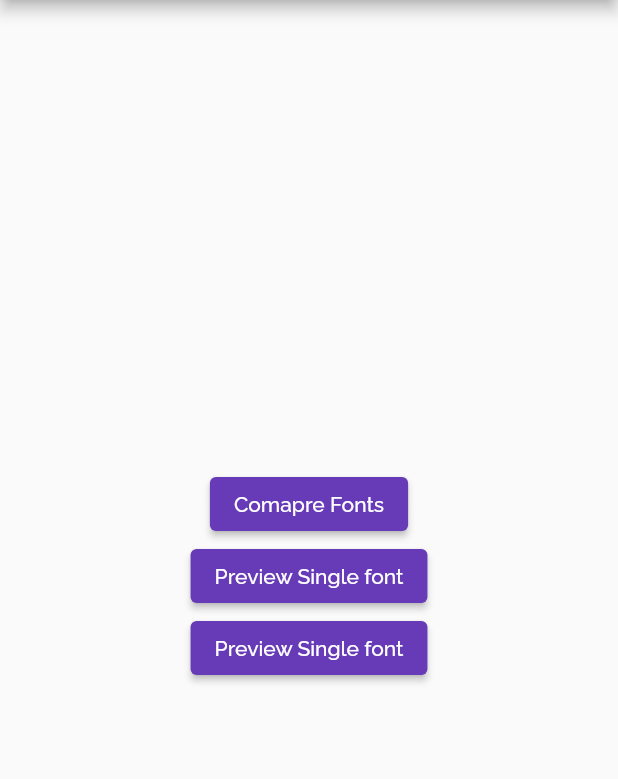
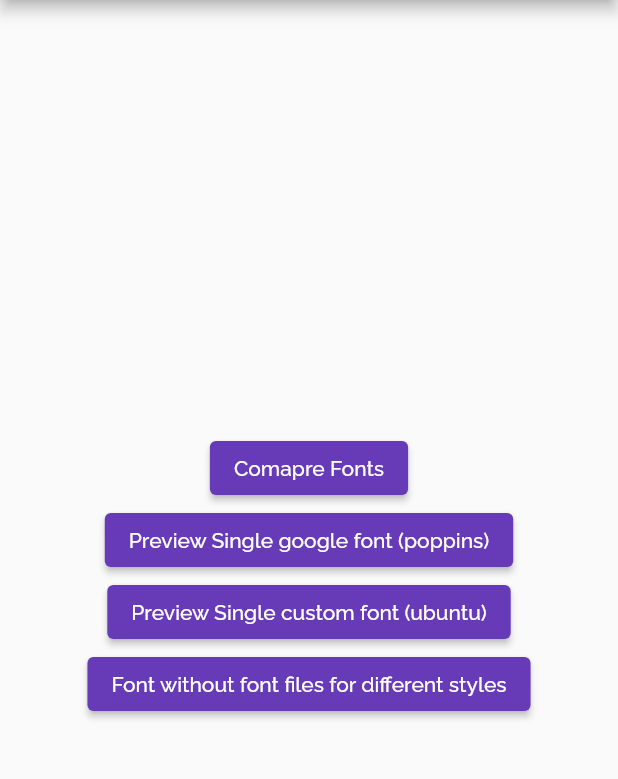
Before and after one commit to easazade/font_preview, a Flutter app: the screen it shows after launch, on a phone screen of 412 x 824 dp, the part 84-863 px from its top. Run offline on Flutter 3.47's test engine with Material 2 defaults, Android fonts, the light colour scheme and no system bars; our stand-ins replace google_fonts; project files that could hold a hidden picture were left out.

Commit message:
Add Custom Font to example

```diff
--- a/example/lib/home_page.dart
+++ b/example/lib/home_page.dart
@@ -59,7 +59,20 @@ class HomePage extends StatelessWidget {
                   fontStyles: [FontStyle.normal],
                 );
               },
-              child: Text('Preview Single font'),
+              child: Text('Preview Single google font (poppins)'),
+            ),
+            ElevatedButton(
+              onPressed: () {
+                FontPreview.previewFonts(
+                  context,
+                  previewText: 'Flutter is Great',
+                  fonts: [
+                    FontProvider.fromFontFamily('Ubuntu'),
+                  ],
+                  fontStyles: [FontStyle.normal],
+                );
+              },
+              child: Text('Preview Single custom font (ubuntu)'),
             ),
             ElevatedButton(
               onPressed: () {
@@ -79,7 +92,7 @@ class HomePage extends StatelessWidget {
                   fontStyles: [FontStyle.normal],
                 );
               },
-              child: Text('Preview Single font'),
+              child: Text('Font without font files for different styles'),
             ),
           ],
         ),
```
Also changed, not shown: example/pubspec.yaml (+23 -12 lines), example/assets/fonts/Ubuntu-Bold.ttf (added), example/assets/fonts/Ubuntu-BoldItalic.ttf (added), example/assets/fonts/Ubuntu-Italic.ttf (added), example/assets/fonts/Ubuntu-Light.ttf (added), example/assets/fonts/Ubuntu-LightItalic.ttf (added), example/assets/fonts/Ubuntu-Medium.ttf (added), example/assets/fonts/Ubuntu-MediumItalic.ttf (added), example/assets/fonts/Ubuntu-Regular.ttf (added).
